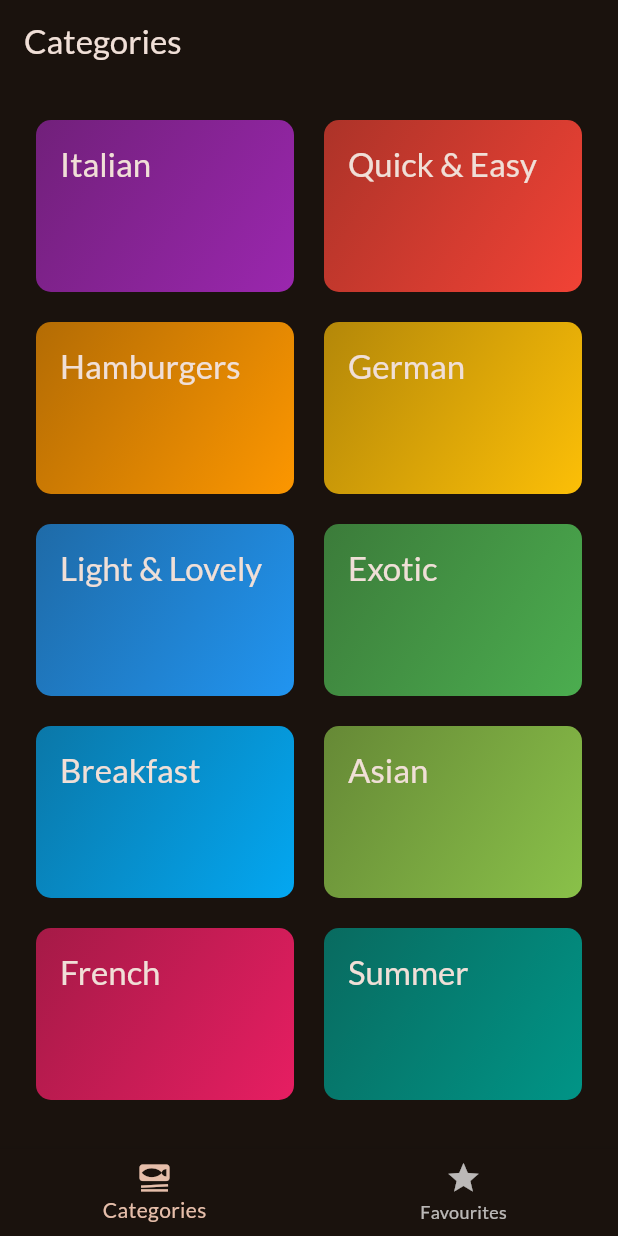
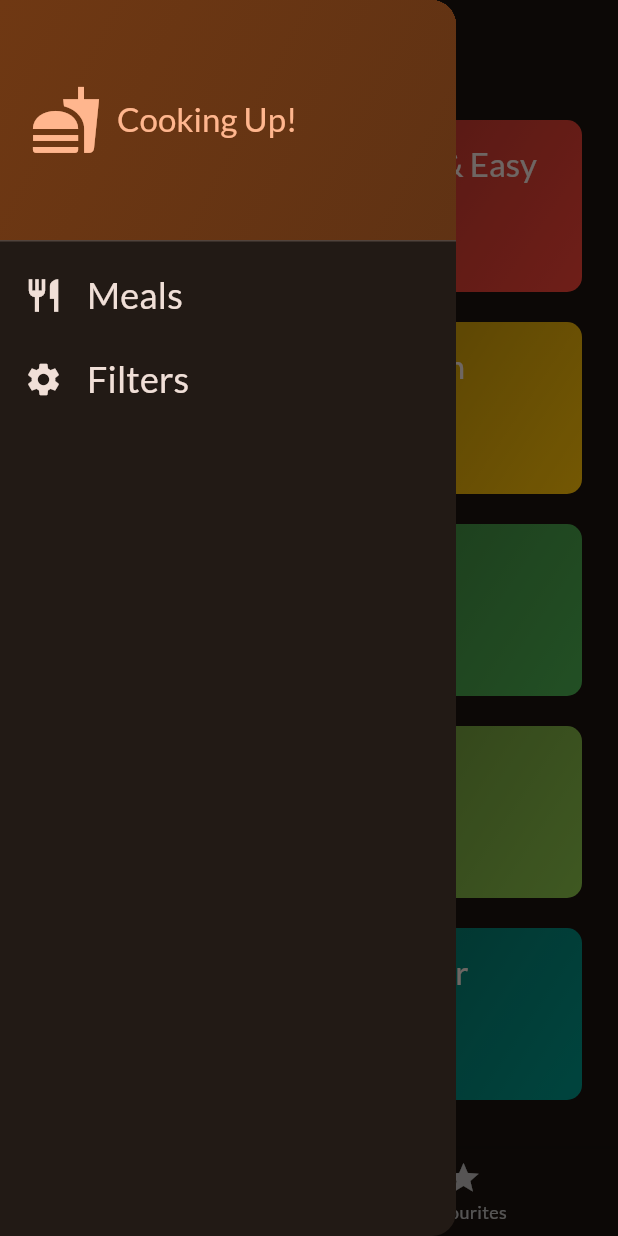
Before and after one commit to AnukulPoudel/meals_app, a Flutter app: the screen it shows after launch, with the side drawer open (before the commit the screen has no drawer), on a phone screen of 412 x 824 dp. Run offline on Flutter 3.47's test engine with Material 3 defaults, Android fonts, the phone set to English and light mode, and no system bars; our stand-ins replace google_fonts, transparent_image.

Commit message:
Meals App Complete

```diff
--- a/lib/screens/categories.dart
+++ b/lib/screens/categories.dart
@@ -1,14 +1,21 @@
 import 'package:flutter/material.dart';
 import 'package:meals_self/data/dummy_data.dart';
 import 'package:meals_self/models/categories.dart';
+import 'package:meals_self/models/meals.dart';
 import 'package:meals_self/screens/meals.dart';
 import 'package:meals_self/widgets/categorie_grid_items.dart';
 
 class CategoriesScreen extends StatelessWidget {
-  const CategoriesScreen({super.key});
+  const CategoriesScreen(
+      {super.key,
+      required this.onToggleFavouriteMeal,
+      required this.availableMeals});
+
+  final List<Meal> availableMeals;
+  final void Function(Meal meal) onToggleFavouriteMeal;
 
   void _selectCategory(BuildContext context, Category category) {
-    final filteredMeals = dummyMeals
+    final filteredMeals = availableMeals
         .where((meal) => meal.categories.contains(category.id))
         .toList();
 
@@ -18,6 +25,7 @@
         builder: (ctx) => MealsScreen(
           title: category.title,
           dummyMeals: filteredMeals,
+          onToggleFavouriteMeal: onToggleFavouriteMeal,
         ),
       ),
     );
--- a/lib/screens/tabs.dart
+++ b/lib/screens/tabs.dart
@@ -1,6 +1,17 @@
 import 'package:flutter/material.dart';
+import 'package:meals_self/data/dummy_data.dart';
+import 'package:meals_self/models/meals.dart';
 import 'package:meals_self/screens/categories.dart';
+import 'package:meals_self/screens/filters.dart';
 import 'package:meals_self/screens/meals.dart';
+import 'package:meals_self/widgets/main_drawer.dart';
+
+const kInitialFilters = {
+  Filter.glutenFree: false,
+  Filter.lactoseFree: false,
+  Filter.vegan: false,
+  Filter.vegetarian: false
+};
 
 class TabsScreen extends StatefulWidget {
   const TabsScreen({super.key});
@@ -12,23 +23,90 @@
 class _TabsScreenState extends State<TabsScreen> {
   int _selectedPageIndex = 0;
 
+  Map<Filter, bool> _selectedFilters = kInitialFilters;
+
+  void _showInfoMessage(String message) {
+    ScaffoldMessenger.of(context).clearSnackBars();
+    ScaffoldMessenger.of(context).showSnackBar(
+      SnackBar(
+        duration: const Duration(seconds: 4),
+        content: Text(message),
+      ),
+    );
+  }
+
+  final List<Meal> _favouriteMeals = [];
+
+  void toggleFavouriteMealStatus(Meal meal) {
+    final bool containsMeal = _favouriteMeals.contains(meal);
+    if (containsMeal) {
+      setState(() {
+        _favouriteMeals.remove(meal);
+      });
+      _showInfoMessage("Meal is no longer a favourite");
+    } else {
+      setState(() {
+        _favouriteMeals.add(meal);
+      });
+      _showInfoMessage("Meal is selected as a favourite");
+    }
+  }
+
   void _selectPage(int index) {
     setState(() {
       _selectedPageIndex = index;
     });
   }
 
+  void _setScreen(String identifier) async {
+    Navigator.pop(context);
+    if (identifier == 'filters') {
+      final result = await Navigator.of(context).push<Map<Filter, bool>>(
+          MaterialPageRoute(
+              builder: (ctx) =>
+                  FiltersScreen(currentFilters: _selectedFilters)));
+
+      setState(() {
+        _selectedFilters = result ?? kInitialFilters;
+      });
+    }
+  }
+
   @override
   Widget build(BuildContext context) {
-    Widget currentState = const CategoriesScreen();
+    final availableMeals = dummyMeals.where((meal) {
+      if (_selectedFilters[Filter.glutenFree]! && !meal.isGlutenFree) {
+        return false;
+      }
+      if (_selectedFilters[Filter.lactoseFree]! && !meal.isLactoseFree) {
+        return false;
+      }
+      if (_selectedFilters[Filter.vegetarian]! && !meal.isVegetarian) {
+        return false;
+      }
+      if (_selectedFilters[Filter.vegan]! && !meal.isVegan) {
+        return false;
+      }
+      return true;
+    }).toList();
+    Widget currentState = CategoriesScreen(
+      onToggleFavouriteMeal: toggleFavouriteMealStatus,
+      availableMeals: availableMeals,
+    );
     var activePageTitle = 'Categories';
     if (_selectedPageIndex == 1) {
-      currentState = const MealsScreen(dummyMeals: []);
+      currentState = MealsScreen(
+        dummyMeals: _favouriteMeals,
+        onToggleFavouriteMeal: toggleFavouriteMealStatus,
+      );
       activePageTitle = 'Your Favourites';
     }
     return Scaffold(
       appBar: AppBar(
         title: Text(activePageTitle),
+      ),
+      drawer: MainDrawer(
+        onSelectScreen: _setScreen,
       ),
       body: currentState,
       bottomNavigationBar: BottomNavigationBar(
--- /dev/null
+++ b/lib/widgets/main_drawer.dart
@@ -0,0 +1,79 @@
+import 'package:flutter/material.dart';
+
+class MainDrawer extends StatelessWidget {
+  const MainDrawer({super.key, required this.onSelectScreen});
+
+  final void Function(String identifier) onSelectScreen;
+
+  @override
+  Widget build(BuildContext context) {
+    return Drawer(
+      child: Column(
+        children: [
+          DrawerHeader(
+            padding: const EdgeInsets.all(20),
+            decoration: BoxDecoration(
+              gradient: LinearGradient(colors: [
+                Theme.of(context).colorScheme.primaryContainer,
+                Theme.of(context).colorScheme.primaryContainer.withOpacity(0.8)
+              ], begin: Alignment.topLeft, end: Alignment.bottomRight),
+            ),
+            child: Row(
+              children: [
+                Icon(
+                  Icons.fastfood,
+                  size: 48,
+                  color: Theme.of(context).colorScheme.primary,
+                ),
+                const SizedBox(
+                  width: 10,
+                ),
+                Text(
+                  'Cooking Up!',
+                  style: Theme.of(context)
+                      .textTheme
+                      .titleLarge!
+                      .copyWith(color: Theme.of(context).colorScheme.primary),
+                ),
+              ],
+            ),
+          ),
+          ListTile(
+            leading: Icon(
+              Icons.restaurant,
+              size: 26,
+              color: Theme.of(context).colorScheme.onSurface,
+            ),
+            title: Text(
+              'Meals',
+              style: Theme.of(context).textTheme.titleSmall!.copyWith(
+                    color: Theme.of(context).colorScheme.onSurface,
+                    fontSize: 24,
+                  ),
+            ),
+            onTap: () {
+              onSelectScreen('meal');
+            },
+          ),
+          ListTile(
+            leading: Icon(
+              Icons.settings,
+              size: 26,
+              color: Theme.of(context).colorScheme.onSurface,
+            ),
+            title: Text(
+              'Filters',
+              style: Theme.of(context).textTheme.titleSmall!.copyWith(
+                    color: Theme.of(context).colorScheme.onSurface,
+                    fontSize: 24,
+                  ),
+            ),
+            onTap: () {
+              onSelectScreen('filters');
+            },
+          )
+        ],
+      ),
+    );
+  }
+}
```
Also changed, not shown: lib/screens/filters.dart (added, +180 -0 lines), lib/screens/meals.dart (+8 -1 lines), lib/screens/meals_details.dart (+12 -1 lines), lib/widgets/meal_items.dart (+9 -2 lines). Lines whose indentation alone changed are shown as unchanged.
